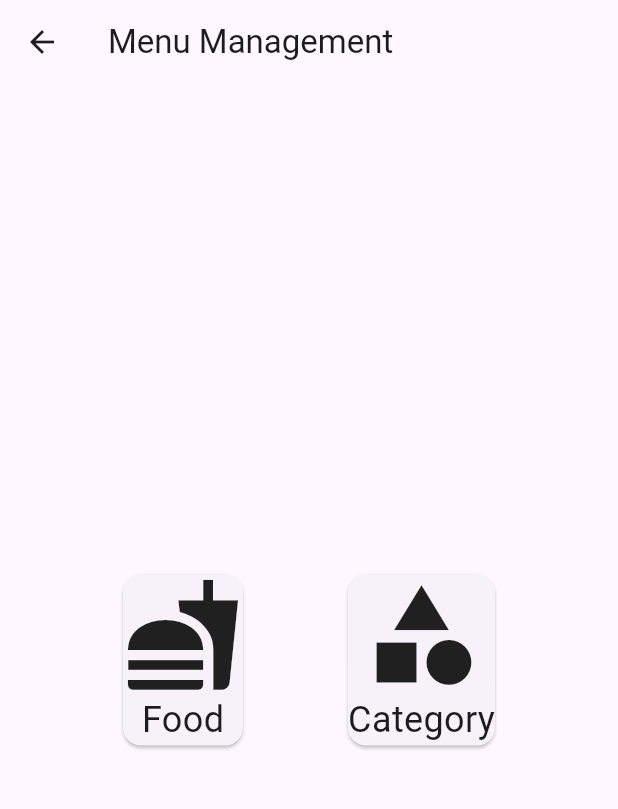
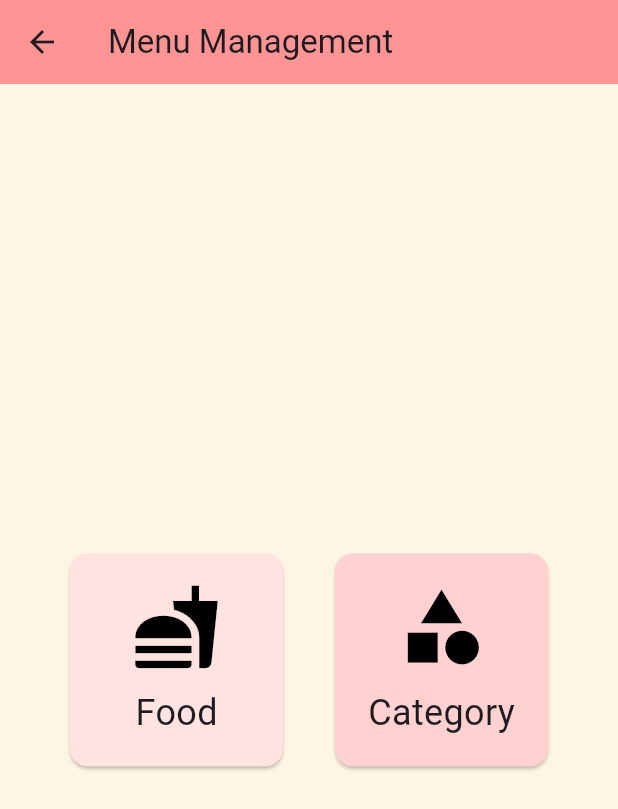
Before and after one commit to YPongDeveloper/Restaurant-Flutter-, a Flutter app: the MenuManagementScreen screen opened by its route, on a phone screen of 412 x 824 dp. Shown: the top 809 px of the screen. Run offline on Flutter 3.47's test engine with Material 3 defaults, Android fonts, the phone set to English and light mode, and no system bars; network calls fail.

Commit message:
15/10/2024 18.49

```diff
--- a/lib/screens/management/menu_management_screen.dart
+++ b/lib/screens/management/menu_management_screen.dart
@@ -8,8 +8,10 @@ class MenuManagementScreen extends StatelessWidget {
     return Scaffold(
       appBar: AppBar(
         title: Text('Menu Management'),
+        backgroundColor: Color(0xFFFF9494), // AppBar color
       ),
-      body: Padding(
+      body: Container(
+        color: Color(0xFFFFF5E4), // Body background color
         padding: const EdgeInsets.all(16.0),
         child: Column(
           mainAxisAlignment: MainAxisAlignment.center,
@@ -17,8 +19,8 @@ class MenuManagementScreen extends StatelessWidget {
             Row(
               mainAxisAlignment: MainAxisAlignment.spaceEvenly,
               children: [
-                _buildManagementCard(context, 'Food', Icons.fastfood, FoodManagementScreen()),
-                _buildManagementCard(context, 'Category', Icons.category, CategoryManagementScreen()),
+                _buildManagementCard(context, 'Food', Icons.fastfood, FoodManagementScreen(), Color(0xFFFFE3E1)), // Color for Food Card
+                _buildManagementCard(context, 'Category', Icons.category, CategoryManagementScreen(), Color(0xFFFFD1D1)), // Color for Category Card
               ],
             ),
           ],
@@ -27,18 +29,25 @@ class MenuManagementScreen extends StatelessWidget {
     );
   }
 
-  Widget _buildManagementCard(BuildContext context, String title, IconData icon, Widget screen) {
+  Widget _buildManagementCard(BuildContext context, String title, IconData icon, Widget screen, Color cardColor) {
     return GestureDetector(
       onTap: () {
         Navigator.push(context, MaterialPageRoute(builder: (context) => screen));
       },
+      child: Container(
+        width: 150, // Adjust the width as needed
+        height: 150, // Adjust the height as needed
         child: Card(
+          color: cardColor, // Set the card color
           child: Column(
             mainAxisSize: MainAxisSize.min,
+            mainAxisAlignment: MainAxisAlignment.center, // Center content vertically
             children: [
-            Icon(icon, size: 80),
+              Icon(icon, size: 60, color: Colors.black), // Adjust icon size if needed
+              SizedBox(height: 10), // Space between icon and text
               Text(title, style: TextStyle(fontSize: 24)),
             ],
+          ),
         ),
       ),
     );
```
Also changed, not shown: lib/screens/management/food_management_screen.dart (+108 -38 lines). Lines whose indentation alone changed are shown as unchanged.
